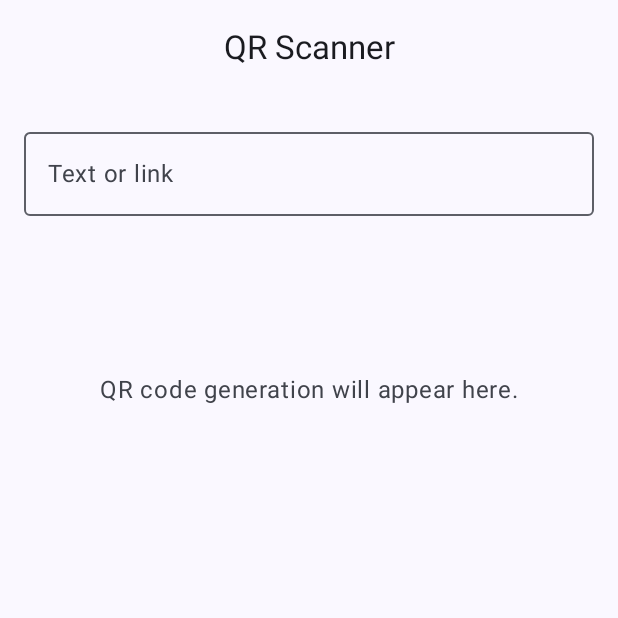
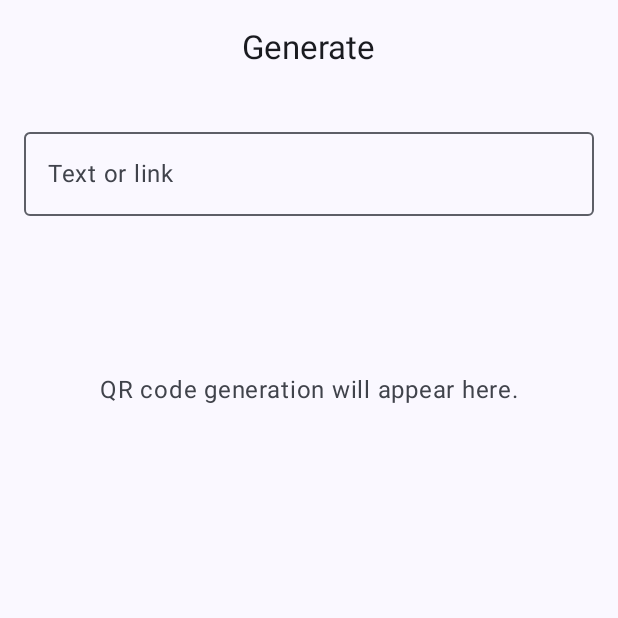
Before and after one commit to DanMotive/QR-Scanner, an Android app built with Jetpack Compose: the screen it shows after launch (MainActivity), item 2 of the bottom bar chosen, on a phone screen of 412 x 824 dp, the top half of it. Run offline under Robolectric (Android 15) with nearby library versions, the phone set to English and light mode, and no system bars; libraries missing offline, so code that uses them is left out: androidx.camera.core, androidx.camera.lifecycle, androidx.camera.view, com.google.mlkit.vision; 3 statements that could not run were skipped.

Commit message:
заголовок стал именем вкладки

```diff
--- a/app/src/main/java/com/danmotive/qrscanner/ui/QrScannerApp.kt
+++ b/app/src/main/java/com/danmotive/qrscanner/ui/QrScannerApp.kt
@@ -54,7 +54,7 @@ fun QrScannerApp(modifier: Modifier = Modifier) {
         modifier = modifier.fillMaxSize(),
         topBar = {
             CenterAlignedTopAppBar(
-                title = { Text(text = stringResource(R.string.app_name)) }
+                title = { Text(text = stringResource(selectedTab.labelRes)) }
             )
         },
         bottomBar = {
```
